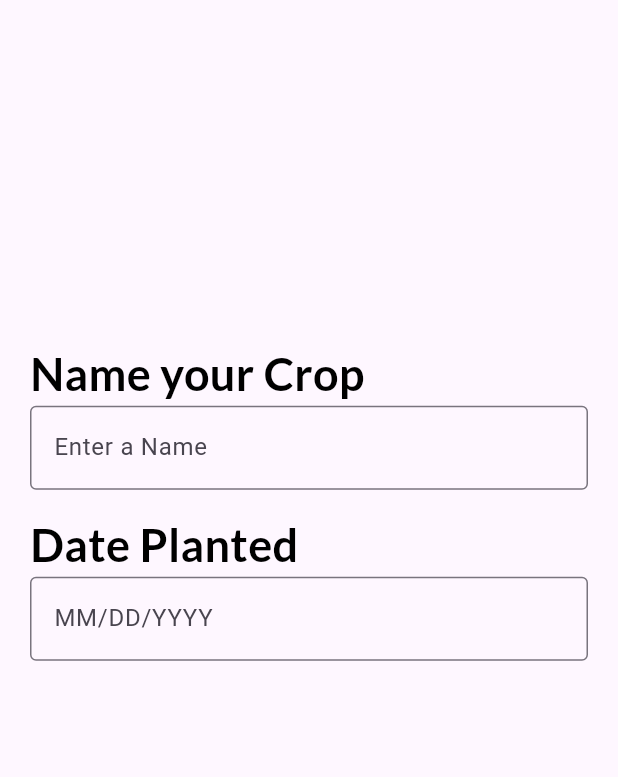
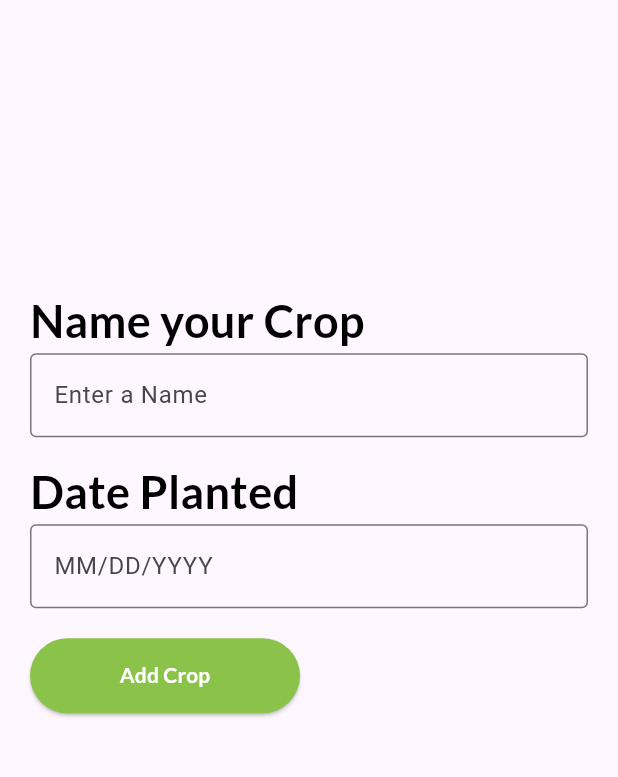
Before and after one commit to DenciaGabaon/AgriPedia-AppDev, a Flutter app: the SelectCrop screen opened directly, on a phone screen of 412 x 824 dp, the part 84-861 px from its top. Run offline on Flutter 3.47's test engine with Material 3 defaults, Android fonts, the phone set to English and light mode, and no system bars; our stand-ins replace firebase_core, firebase_database, flutter_native_splash, flutter_svg, flutter_svg_provider, geocoding and 4 more; accounts and stored records are empty; Roboto replaces fonts that are missing (Montserrat).

Commit message:
fixed last version

```diff
--- a/lib/AddCrop.dart
+++ b/lib/AddCrop.dart
@@ -105,7 +105,7 @@ class AddCropState extends State<AddCrop>{
                   onPressed: (){
                     Navigator.push(
                         context,
-                        MaterialPageRoute(builder: (context) => MyHomePage())
+                        MaterialPageRoute(builder: (context) => SelectCrop())
                     );
                   },
                   style: ElevatedButton.styleFrom(
--- a/lib/HomePage.dart
+++ b/lib/HomePage.dart
@@ -187,7 +187,7 @@ class Home extends State<MyHomePage> {
 
     return Container(
       decoration: BoxDecoration(
-        color: Colors.lightGreen,
+        color: Colors.white10,
         borderRadius: BorderRadius.circular(20.0),
         boxShadow: [
           BoxShadow(
@@ -251,7 +251,7 @@ class Home extends State<MyHomePage> {
     Widget weatherUI(){
     return Container(
       decoration: BoxDecoration(
-        color: Colors.green,
+        color: Colors.white,
         borderRadius: BorderRadius.circular(20.0),
         boxShadow: [
           BoxShadow(
--- a/lib/SelectCrop.dart
+++ b/lib/SelectCrop.dart
@@ -69,6 +69,30 @@ class SelectCropState extends State<SelectCrop>{
                 border: OutlineInputBorder(),
               ),
             ),
+          SizedBox(height: 20),
+          SizedBox(
+            width: 180,
+            height: 50,
+            child:ElevatedButton(
+              onPressed: () {
+                Navigator.push(
+                  context,
+                  MaterialPageRoute(builder: (context) => MyHomePage()),
+                );
+              },
+              style: ElevatedButton.styleFrom(
+                backgroundColor: Colors.lightGreen,
+              ),
+              child: const Text('Add Crop',
+                  style: TextStyle(
+                      color: Colors.white,//Color.fromRGBO(0, 0, 0, 1),
+                      fontSize: 14,
+                      fontFamily: 'Lato',
+                      fontWeight: FontWeight.w700,
+                      fontStyle: FontStyle.normal
+                  )),
+            ),
+    ),
             SizedBox(height: 100),
           ],
         ),
```
